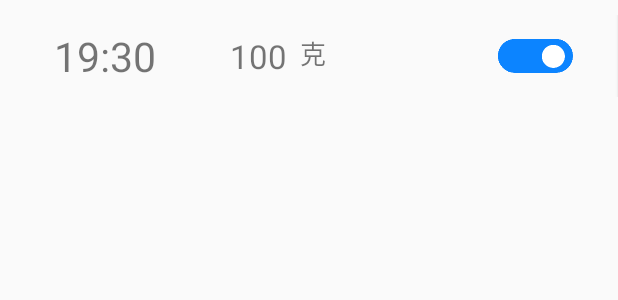
After one commit to an-dou/FeedYourPet, an Android app: the layout alarm_item.xml on its own in the app's theme, with its tools: preview values and no code run, on a phone screen of 412 x 824 dp. The commit adds this screen. Shown: the top 300 px of the screen. Run offline under Robolectric (Android 15) with nearby library versions, the phone set to English and light mode, and no system bars.

Commit message:
3 9 09 00 Signed-off-by: an-dou <759055535@qq.com>

```diff
--- a/app/build.gradle
+++ b/app/build.gradle
@@ -28,7 +28,7 @@ android {
 }
 
 dependencies {
-
+    implementation 'androidx.recyclerview:recyclerview:1.1.0'
     implementation 'androidx.appcompat:appcompat:1.2.0'
     implementation 'com.google.android.material:material:1.3.0'
     implementation 'androidx.constraintlayout:constraintlayout:2.0.4'
--- a/app/src/main/java/com/example/feedyourpet/CustomDialog.java
+++ b/app/src/main/java/com/example/feedyourpet/CustomDialog.java
@@ -6,6 +6,7 @@ import android.os.Bundle;
 import android.view.LayoutInflater;
 import android.view.View;
 import android.widget.Button;
+import android.widget.Toast;
 
 import java.util.ArrayList;
 import java.util.List;
--- /dev/null
+++ b/app/src/main/res/drawable/divider_inset.xml
@@ -0,0 +1,5 @@
+<?xml version="1.0" encoding="utf-8"?>
+<inset xmlns:android="http://schemas.android.com/apk/res/android"
+    android:drawable="@drawable/shape_line"
+    android:insetLeft="16dp"
+    android:insetRight="16dp" />
--- /dev/null
+++ b/app/src/main/res/drawable/shape_line.xml
@@ -0,0 +1,5 @@
+<?xml version="1.0" encoding="utf-8"?>
+<shape xmlns:android="http://schemas.android.com/apk/res/android">
+    <size android:height="0.5dp" />
+    <solid android:color="#FFE8E8E8" />
+</shape>
--- /dev/null
+++ b/app/src/main/res/layout/alarm_item.xml
@@ -0,0 +1,163 @@
+<?xml version="1.0" encoding="utf-8"?>
+<androidx.constraintlayout.widget.ConstraintLayout xmlns:android="http://schemas.android.com/apk/res/android"
+    android:layout_width="match_parent"
+    android:layout_height="wrap_content"
+    android:paddingTop="10dp"
+    android:paddingBottom="10dp"
+    android:clickable="true"
+    xmlns:app="http://schemas.android.com/apk/res-auto"
+    xmlns:tools="http://schemas.android.com/tools">
+
+    <androidx.constraintlayout.widget.ConstraintLayout
+        android:id="@+id/ll_main"
+        android:layout_width="0dp"
+        android:layout_height="wrap_content"
+        app:layout_constraintTop_toTopOf="parent"
+        app:layout_constraintLeft_toLeftOf="parent"
+        app:layout_constraintRight_toRightOf="parent">
+        <TextView
+            android:id="@+id/time_item"
+            android:layout_width="100dp"
+            android:layout_height="match_parent"
+            android:layout_marginStart="20dp"
+            android:textSize="27sp"
+            android:gravity="center"
+            tools:text="19:30"
+            app:layout_constraintLeft_toLeftOf="parent"
+            app:layout_constraintTop_toTopOf="parent"
+            app:layout_constraintBottom_toBottomOf="parent"/>
+        <TextView
+            android:id="@+id/weight_item"
+            android:layout_width="55dp"
+            android:layout_height="match_parent"
+            android:textSize="22sp"
+            android:gravity="center"
+            tools:text="100"
+            app:layout_constraintRight_toLeftOf="@id/text_weight_unit"
+            app:layout_constraintTop_toTopOf="parent"
+            app:layout_constraintBottom_toBottomOf="parent"/>
+        <TextView
+            android:id="@+id/text_weight_unit"
+            android:layout_width="wrap_content"
+            android:layout_height="match_parent"
+            android:text="@string/unit_weight"
+            android:layout_marginStart="200dp"
+            android:layout_marginBottom="3dp"
+            android:textSize="17sp"
+            app:layout_constraintLeft_toLeftOf="parent"
+            app:layout_constraintBottom_toBottomOf="@id/weight_item"/>
+
+        <ImageView
+            android:id="@+id/image_alarm_back"
+            android:layout_width="50dp"
+            android:layout_height="wrap_content"
+            android:layout_marginEnd="30dp"
+            android:src="@mipmap/alarm_on"
+            app:layout_constraintRight_toRightOf="parent"
+            app:layout_constraintTop_toTopOf="parent"
+            app:layout_constraintBottom_toBottomOf="parent" />
+        <ImageView
+            android:id="@+id/image_alarm_switch"
+            android:layout_width="15dp"
+            android:layout_height="wrap_content"
+            android:layout_marginEnd="5dp"
+            android:src="@mipmap/alarm_switch"
+            app:layout_constraintRight_toRightOf="@id/image_alarm_back"
+            app:layout_constraintTop_toTopOf="@id/image_alarm_back"
+            app:layout_constraintBottom_toBottomOf="@id/image_alarm_back"/>
+        <!--<Button
+            android:id="@+id/state_item"
+            android:layout_width="50dp"
+            android:layout_height="50dp"
+            android:layout_marginEnd="20dp"
+            android:text="开"
+            app:layout_constraintRight_toRightOf="parent"
+            app:layout_constraintTop_toTopOf="parent"
+            app:layout_constraintBottom_toBottomOf="parent"/>-->
+
+    </androidx.constraintlayout.widget.ConstraintLayout>
+
+    <Button
+        android:id="@+id/button_delete_alarm"
+        android:layout_width="70dp"
+        android:layout_height="0dp"
+        android:textColor="#ffffff"
+        android:background="@color/black"
+        android:gravity="center"
+        android:text="删除"
+        android:textSize="16sp"
+        app:layout_constraintLeft_toRightOf="@id/ll_main"
+        app:layout_constraintTop_toTopOf="@id/ll_main"
+        app:layout_constraintBottom_toBottomOf="@id/ll_main">
+
+    </Button>
+
+
+
+</androidx.constraintlayout.widget.ConstraintLayout>
+
+
+<!--
+<?xml version="1.0" encoding="utf-8"?>
+<FrameLayout
+    xmlns:android="http://schemas.android.com/apk/res/android"
+    xmlns:tools="http://schemas.android.com/tools"
+    android:layout_width="match_parent"
+    android:layout_height="70dp">
+
+   &lt;!&ndash; <FrameLayout
+        android:id="@+id/ll_remove"
+        android:layout_width="wrap_content"
+        android:layout_height="match_parent"
+        android:orientation="horizontal"
+        android:foreground="?selectableItemBackground">
+
+        <TextView
+            android:id="@+id/jianyi_zhiding"
+            android:layout_width="100dp"
+            android:layout_height="match_parent"
+            android:background="@android:color/holo_red_light"
+            android:gravity="center"
+            android:text="remove"
+            android:textColor="@android:color/white" />
+
+    </FrameLayout>&ndash;&gt;
+
+    <LinearLayout
+        android:layout_width="match_parent"
+        android:layout_height="match_parent"
+        android:clipToPadding="false">
+
+        <TextView
+            android:id="@+id/time_item"
+            android:layout_width="wrap_content"
+            android:layout_height="match_parent"
+            android:layout_marginStart="30dp"
+            android:textSize="30sp"
+            android:gravity="center"
+            tools:text="19:30"/>
+        <TextView
+            android:id="@+id/weight_item"
+            android:layout_width="wrap_content"
+            android:layout_height="match_parent"
+            android:layout_marginStart="30dp"
+            android:textSize="30sp"
+            android:gravity="center"
+            tools:text="100"/>
+        <TextView
+            android:layout_width="wrap_content"
+            android:layout_height="match_parent"
+            android:text="@string/unit_weight"
+            android:textSize="30sp"
+            android:gravity="center"/>
+
+        <Button
+            android:id="@+id/state_item"
+            android:layout_width="50dp"
+            android:layout_height="50dp"
+            android:text="开"
+            android:layout_gravity="center"/>
+
+    </LinearLayout>
+
+</FrameLayout>-->
--- a/app/src/main/res/values/colors.xml
+++ b/app/src/main/res/values/colors.xml
@@ -7,4 +7,7 @@
     <color name="teal_700">#FF018786</color>
     <color name="black">#FF000000</color>
     <color name="white">#FFFFFFFF</color>
+    <color name="gray_e7e7e7">#E7E7E7</color>
+    <color name="gray_c5c5c5">#C5C5C5</color>
+    <color name="gray_737373">#737373</color>
 </resources>
--- a/app/src/main/res/values/strings.xml
+++ b/app/src/main/res/values/strings.xml
@@ -1,5 +1,7 @@
 <resources>
     <string name="app_name">FeedYourPet</string>
+
+    <string name="alarm_list_title">喂食计划</string>
 
     <string name="alarm_title">定时器</string>
     <string name="alarm_cancel">取消</string>
```
Also changed, not shown: app/src/main/java/com/example/feedyourpet/Alarm.java (+34 -4 lines), app/src/main/java/com/example/feedyourpet/AlarmAdapter.java (added, +122 -0 lines), app/src/main/java/com/example/feedyourpet/Data.java (+15 -15 lines), app/src/main/java/com/example/feedyourpet/MainActivity.java (+112 -3 lines), app/src/main/java/com/example/feedyourpet/SlideRecyclerView.java (added, +213 -0 lines), app/src/main/res/layout/activity_main.xml (+8 -1 lines), app/src/main/res/mipmap-xxhdpi/alarm_off.png (added), app/src/main/res/mipmap-xxhdpi/alarm_on.png (added), app/src/main/res/mipmap-xxhdpi/alarm_switch.png (added).
